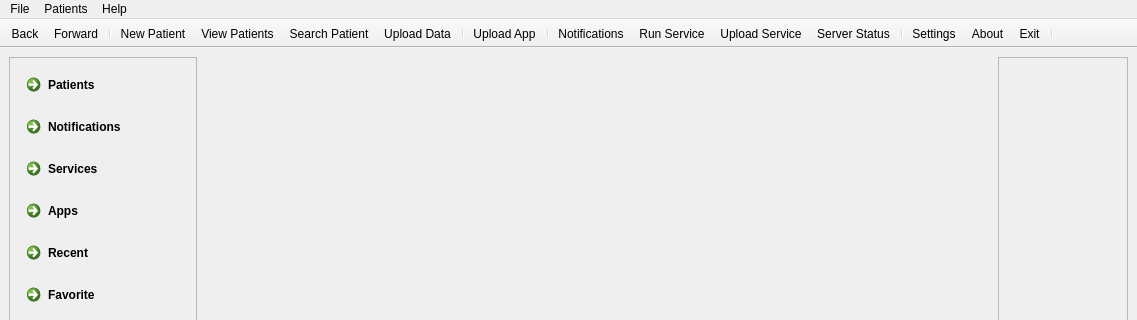
The window that ui/mainwindow.ui (creativepsyco/panex-client) describes before a commit, drawn with Qt 5; both pictures show x 0 to 1137 and y 0 to 320 of the 1137 by 668 pixel window.
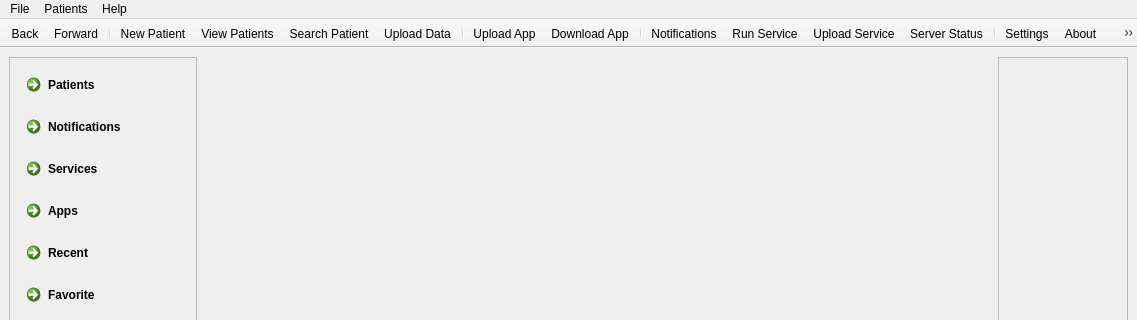
The same window after the commit. Icons and pictures are not drawn.

Commit message: Adding application download dialog view

The edit to the form file:
```diff
--- a/ui/mainwindow.ui
+++ b/ui/mainwindow.ui
@@ -242,6 +242,7 @@
    <addaction name="actionUpload_Data"/>
    <addaction name="separator"/>
    <addaction name="actionUpload_App"/>
+   <addaction name="actionDownload_App"/>
    <addaction name="separator"/>
    <addaction name="actionNotifications"/>
    <addaction name="actionRun_Service"/>
@@ -451,6 +452,15 @@
     <string>Search Patient</string>
    </property>
   </action>
+  <action name="actionDownload_App">
+   <property name="icon">
+    <iconset resource="../res/panexres.qrc">
+     <normaloff>:/icons/Button_Down.png</normaloff>:/icons/Button_Down.png</iconset>
+   </property>
+   <property name="text">
+    <string>Download App</string>
+   </property>
+  </action>
  </widget>
  <resources>
   <include location="../res/panexres.qrc"/>
```
The commit also changes 5 other files.
